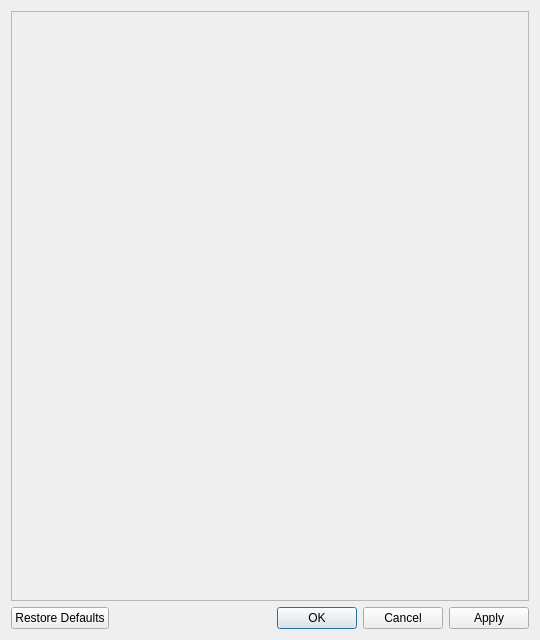
Above: forms/shortcutseditor.ui from huderlem/porymap before the change. Below: the same form after it.
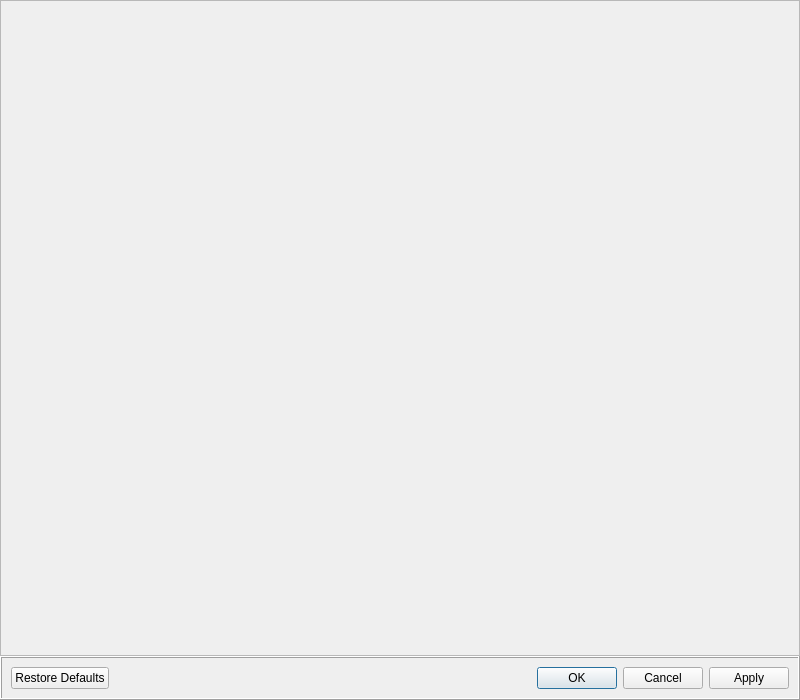
That is the form after the change.

Commit message: Redesign ShortcutsEditor to take an obj list and refactor config to reflect that

Patch:
```diff
--- a/forms/shortcutseditor.ui
+++ b/forms/shortcutseditor.ui
@@ -1,21 +1,49 @@
 <?xml version="1.0" encoding="UTF-8"?>
 <ui version="4.0">
  <class>ShortcutsEditor</class>
- <widget class="QDialog" name="ShortcutsEditor">
+ <widget class="QMainWindow" name="ShortcutsEditor">
   <property name="geometry">
    <rect>
     <x>0</x>
     <y>0</y>
-    <width>540</width>
-    <height>640</height>
+    <width>800</width>
+    <height>700</height>
    </rect>
   </property>
   <property name="windowTitle">
    <string>Shortcuts Editor</string>
   </property>
+  <widget class="QWidget" name="centralwidget">
   <layout class="QVBoxLayout" name="verticalLayout">
+    <property name="spacing">
+     <number>0</number>
+    </property>
+    <property name="leftMargin">
+     <number>0</number>
+    </property>
+    <property name="topMargin">
+     <number>0</number>
+    </property>
+    <property name="rightMargin">
+     <number>0</number>
+    </property>
+    <property name="bottomMargin">
+     <number>0</number>
+    </property>
    <item>
     <widget class="QScrollArea" name="scrollArea_Shortcuts">
+      <property name="sizePolicy">
+       <sizepolicy hsizetype="MinimumExpanding" vsizetype="Expanding">
+        <horstretch>0</horstretch>
+        <verstretch>0</verstretch>
+       </sizepolicy>
+      </property>
+      <property name="frameShadow">
+       <enum>QFrame::Plain</enum>
+      </property>
+      <property name="lineWidth">
+       <number>0</number>
+      </property>
      <property name="widgetResizable">
       <bool>true</bool>
      </property>
@@ -24,13 +52,22 @@
        <rect>
         <x>0</x>
         <y>0</y>
-        <width>516</width>
-        <height>580</height>
+         <width>794</width>
+         <height>642</height>
        </rect>
       </property>
      </widget>
     </widget>
    </item>
+    <item>
+     <widget class="QFrame" name="frame">
+      <property name="frameShape">
+       <enum>QFrame::Box</enum>
+      </property>
+      <property name="frameShadow">
+       <enum>QFrame::Raised</enum>
+      </property>
+      <layout class="QVBoxLayout" name="verticalLayout_2">
    <item>
     <widget class="QDialogButtonBox" name="buttonBox">
      <property name="standardButtons">
@@ -42,6 +79,10 @@
     </widget>
    </item>
   </layout>
+     </widget>
+    </item>
+   </layout>
+  </widget>
  </widget>
  <resources/>
  <connections/>
```
Lines whose indentation alone changed are shown as unchanged. The commit also changes 7 other files.
